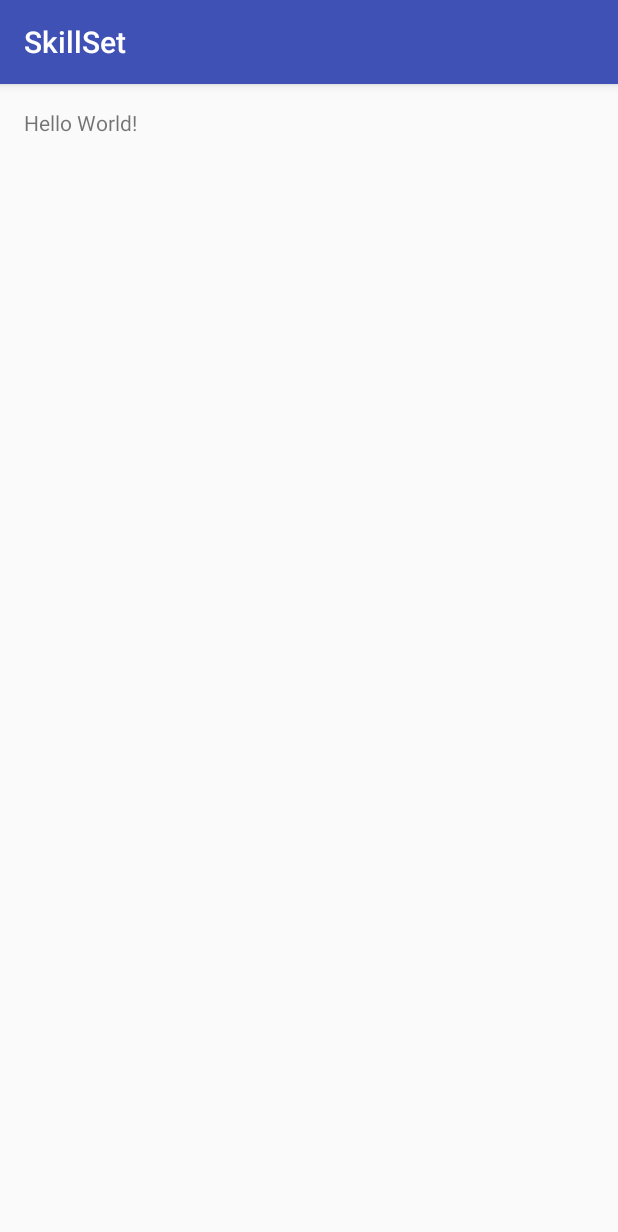
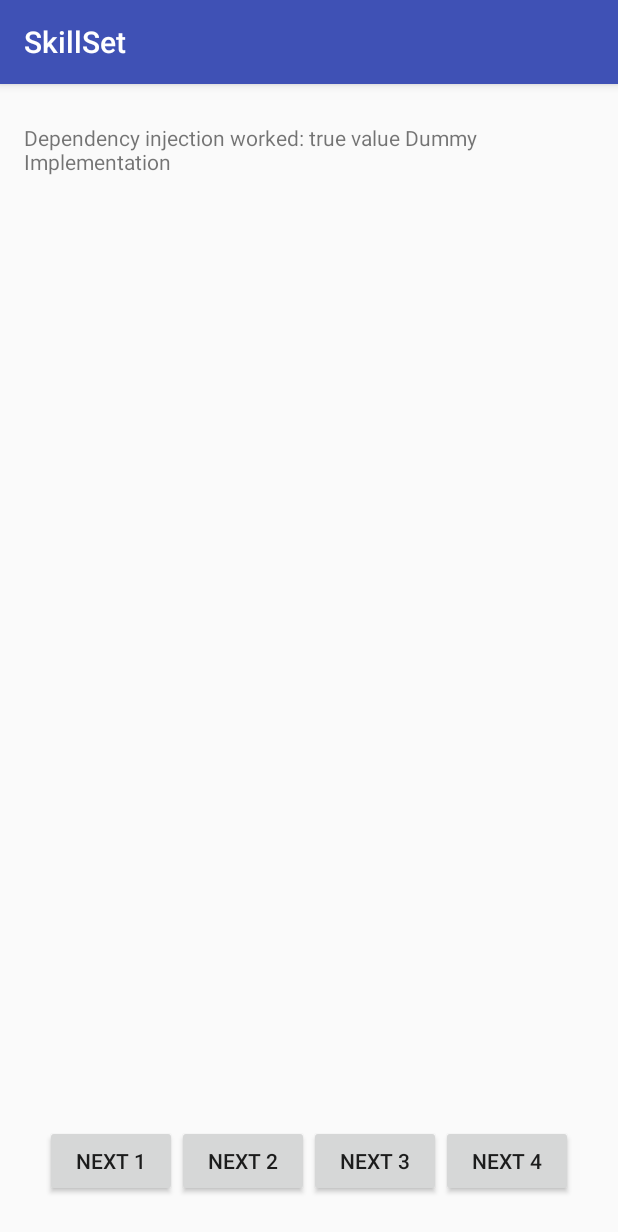
Before and after one commit to fredyrincon/SkillSet, an Android app: the screen it shows after launch (MainActivity), on a phone screen of 412 x 824 dp. Shown: the top 1232 px of the screen. Run offline under Robolectric (Android 15) with nearby library versions, the phone set to English and light mode, and no system bars; our stand-ins replace ButterKnife, Dagger/Hilt's generated code.

Commit message:
Add dependency Injection. Add ser of Espresso test

```diff
--- a/app/src/main/AndroidManifest.xml
+++ b/app/src/main/AndroidManifest.xml
@@ -3,18 +3,20 @@
     package="au.com.kamailio.skillset">
 
     <application
+        android:name=".base.MyApplication"
         android:allowBackup="true"
         android:icon="@mipmap/ic_launcher"
         android:label="@string/app_name"
         android:supportsRtl="true"
         android:theme="@style/AppTheme">
-        <activity android:name=".MainActivity">
+        <activity android:name=".ui.MainActivity">
             <intent-filter>
                 <action android:name="android.intent.action.MAIN" />
 
                 <category android:name="android.intent.category.LAUNCHER" />
             </intent-filter>
         </activity>
+        <activity android:name=".ui.HomeActivity"></activity>
     </application>
 
 </manifest>
--- /dev/null
+++ b/app/src/main/java/au/com/kamailio/skillset/backend/DummyServiceApi.java
@@ -0,0 +1,24 @@
+package au.com.kamailio.skillset.backend;
+
+import au.com.kamailio.skillset.backend.base.IWebServiceApi;
+
+/**
+ * Created by FRincon on 6/09/16.
+ */
+public class DummyServiceApi implements IWebServiceApi{
+
+    public boolean validateUser(String username, String password) {
+        // imagine an actual network call here
+        // for demo purpose return false in "real" life
+        if (username == null || username.length() == 0) {
+            return false;
+        } else {
+            return true;
+        }
+    }
+
+    @Override
+    public String getCompleteName() {
+        return "Dummy Implementation";
+    }
+}
--- /dev/null
+++ b/app/src/main/java/au/com/kamailio/skillset/backend/base/IWebServiceApi.java
@@ -0,0 +1,9 @@
+package au.com.kamailio.skillset.backend.base;
+
+/**
+ * Created by FRincon on 6/09/16.
+ */
+public interface IWebServiceApi {
+    boolean validateUser(String firstName, String lastName);
+    String getCompleteName();
+}
--- /dev/null
+++ b/app/src/main/java/au/com/kamailio/skillset/backend/component/DiComponent.java
@@ -0,0 +1,18 @@
+package au.com.kamailio.skillset.backend.component;
+
+import javax.inject.Singleton;
+
+import au.com.kamailio.skillset.backend.module.WebServiceApiModule;
+import au.com.kamailio.skillset.ui.MainActivity;
+import dagger.Component;
+
+/**
+ * Created by FRincon on 6/09/16.
+ */
+@Singleton
+@Component(modules = {WebServiceApiModule.class})
+
+public interface DiComponent {
+    // to update the fields in your activities
+    void inject(MainActivity activity);
+}
--- /dev/null
+++ b/app/src/main/java/au/com/kamailio/skillset/backend/component/DiDummyComponent.java
@@ -0,0 +1,18 @@
+package au.com.kamailio.skillset.backend.component;
+
+import javax.inject.Singleton;
+
+import au.com.kamailio.skillset.backend.module.DummyServiceModule;
+import au.com.kamailio.skillset.ui.HomeActivity;
+import dagger.Component;
+
+/**
+ * Created by FRincon on 6/09/16.
+ */
+@Singleton
+@Component(modules = {DummyServiceModule.class})
+
+public interface DiDummyComponent {
+    // to update the fields in your activities
+    void inject(HomeActivity activity);
+}
--- /dev/null
+++ b/app/src/main/java/au/com/kamailio/skillset/backend/module/DummyServiceModule.java
@@ -0,0 +1,22 @@
+package au.com.kamailio.skillset.backend.module;
+
+import javax.inject.Singleton;
+
+import au.com.kamailio.skillset.backend.DummyServiceApi;
+import au.com.kamailio.skillset.backend.WebServiceApi;
+import au.com.kamailio.skillset.backend.base.IWebServiceApi;
+import dagger.Module;
+import dagger.Provides;
+
+/**
+ * Created by FRincon on 6/09/16.
+ */
+@Module
+public class DummyServiceModule {
+
+    @Provides
+    @Singleton
+    public IWebServiceApi getDummyService(){
+        return new DummyServiceApi();
+    }
+}
--- /dev/null
+++ b/app/src/main/java/au/com/kamailio/skillset/base/MyApplication.java
@@ -0,0 +1,32 @@
+package au.com.kamailio.skillset.base;
+
+import android.app.Application;
+
+import au.com.kamailio.skillset.backend.component.DiComponent;
+import au.com.kamailio.skillset.backend.component.DaggerDiComponent;
+import au.com.kamailio.skillset.backend.component.DiDummyComponent;
+import au.com.kamailio.skillset.backend.component.DaggerDiDummyComponent;
+
+/**
+ * Created by FRincon on 6/09/16.
+ */
+public class MyApplication extends Application {
+    DiComponent component;
+    DiDummyComponent dummyComponent;
+
+    @Override
+    public void onCreate() {
+        super.onCreate();
+        component = DaggerDiComponent.builder().build();
+        dummyComponent = DaggerDiDummyComponent.builder().build();
+    }
+
+
+    public DiComponent getComponent() {
+        return component;
+    }
+
+    public DiDummyComponent getDummyComponent() {
+        return dummyComponent;
+    }
+}
--- /dev/null
+++ b/app/src/main/java/au/com/kamailio/skillset/ui/MainActivity.java
@@ -0,0 +1,80 @@
+package au.com.kamailio.skillset.ui;
+
+import android.content.Intent;
+import android.support.v7.app.AppCompatActivity;
+import android.os.Bundle;
+import android.view.View;
+import android.widget.Button;
+import android.widget.TextView;
+import android.widget.Toast;
+
+import javax.inject.Inject;
+
+import au.com.kamailio.skillset.R;
+import au.com.kamailio.skillset.backend.WebServiceApi;
+import au.com.kamailio.skillset.backend.base.IWebServiceApi;
+import au.com.kamailio.skillset.base.MyApplication;
+import butterknife.BindString;
+import butterknife.BindView;
+import butterknife.ButterKnife;
+import butterknife.OnClick;
+
+//Resources URL
+//http://jakewharton.github.io/butterknife/
+//https://github.com/square/retrofit
+//http://square.github.io/okhttp/
+//http://www.vogella.com/tutorials/Dagger/article.html
+//http://frogermcs.github.io/inject-everything-viewholder-and-dagger-2-example/
+public class MainActivity extends AppCompatActivity {
+
+    //UI binding
+    @BindView(R.id.welcomeTextView) TextView welcomeTextView;
+    @BindView(R.id.validationTextView) TextView validationTextView;
+
+    @BindView(R.id.nextButton1) TextView nextButton1;
+    @BindView(R.id.nextButton2) TextView nextButton2;
+    @BindView(R.id.nextButton3) TextView nextButton3;
+    @BindView(R.id.nextButton4) TextView nextButton4;
+
+    //Resource binding
+    @BindString(R.string.text_welcome) String welcomeText;
+
+    //Dependency injection
+    @Inject
+    IWebServiceApi webServiceApi;
+
+    @Override
+    protected void onCreate(Bundle savedInstanceState) {
+        super.onCreate(savedInstanceState);
+        setContentView(R.layout.activity_main);
+        ButterKnife.bind(this); //Bundle butter knife
+        ((MyApplication) getApplication()).getComponent().inject(this); //Inject the data
+        initView();
+        testDependecyInjection();
+    }
+
+    public void initView() {
+        welcomeTextView.setText(welcomeText);
+    }
+
+    public void testDependecyInjection() {
+        boolean injected =  webServiceApi == null ? false : true;
+        welcomeTextView.setText("Dependency injection worked: " + String.valueOf(injected) + " value " + webServiceApi.getCompleteName());
+    }
+
+    @OnClick({R.id.nextButton2, R.id.nextButton3 })
+    public void onClickCast(Button button) {
+        Toast.makeText(this, button.getText().toString(), Toast.LENGTH_SHORT).show();
+    }
+
+    @OnClick( R.id.nextButton1 )
+    public void nextScreen(View view) {
+        Intent intent = new Intent(this, HomeActivity.class);
+        startActivity(intent);
+    }
+
+    @OnClick( R.id.nextButton4 )
+    public void changeTextValidation(View view) {
+        validationTextView.setText("Still in the MainActivity");
+    }
+}
--- a/app/src/main/res/layout/activity_main.xml
+++ b/app/src/main/res/layout/activity_main.xml
@@ -7,10 +7,58 @@
     android:paddingLeft="@dimen/activity_horizontal_margin"
     android:paddingRight="@dimen/activity_horizontal_margin"
     android:paddingTop="@dimen/activity_vertical_margin"
-    tools:context="au.com.kamailio.skillset.MainActivity">
+    tools:context=".ui.MainActivity">
 
     <TextView
+        android:id="@+id/welcomeTextView"
         android:layout_width="wrap_content"
         android:layout_height="wrap_content"
+        android:layout_alignParentTop="true"
+        android:layout_centerHorizontal="true"
+        android:layout_marginTop="10dp"
         android:text="Hello World!" />
+
+    <TextView
+        android:id="@+id/validationTextView"
+        android:layout_width="wrap_content"
+        android:layout_height="wrap_content"
+        android:layout_above="@+id/bottomLayout"
+        android:layout_marginBottom="10dp" />
+
+    <LinearLayout
+        android:id="@+id/bottomLayout"
+        android:orientation="horizontal"
+        android:layout_width="wrap_content"
+        android:layout_height="wrap_content"
+        android:layout_alignParentBottom="true"
+        android:layout_centerHorizontal="true"
+        android:layout_marginBottom="10dp">
+
+        <Button
+            android:id="@+id/nextButton1"
+            android:layout_width="wrap_content"
+            android:layout_height="wrap_content"
+            android:text="Next 1"/>
+
+        <Button
+            android:id="@+id/nextButton2"
+            android:layout_width="wrap_content"
+            android:layout_height="wrap_content"
+            android:text="Next 2"/>
+
+        <Button
+            android:id="@+id/nextButton3"
+            android:layout_width="wrap_content"
+            android:layout_height="wrap_content"
+            android:text="Next 3"/>
+
+        <Button
+            android:id="@+id/nextButton4"
+            android:layout_width="wrap_content"
+            android:layout_height="wrap_content"
+            android:text="Next 4"/>
+
+    </LinearLayout>
+
+
 </RelativeLayout>
--- a/app/src/main/res/values/strings.xml
+++ b/app/src/main/res/values/strings.xml
@@ -1,3 +1,6 @@
 <resources>
     <string name="app_name">SkillSet</string>
+
+    <string name="text_welcome">Welcome Fredy Rincon</string>
+    <string name="text_home">Home Fredy Rincon</string>
 </resources>
```
Also changed, not shown: app/build.gradle (+37 -0 lines), app/src/main/java/au/com/kamailio/skillset/MainActivity.java (deleted, +0 -13 lines), app/src/main/java/au/com/kamailio/skillset/backend/WebServiceApi.java (added, +24 -0 lines), app/src/main/java/au/com/kamailio/skillset/backend/module/WebServiceApiModule.java (added, +21 -0 lines), app/src/main/java/au/com/kamailio/skillset/model/User.java (added, +23 -0 lines), app/src/main/java/au/com/kamailio/skillset/ui/HomeActivity.java (added, +43 -0 lines), app/src/main/res/layout/activity_home.xml (added, +30 -0 lines), 1 other file.
